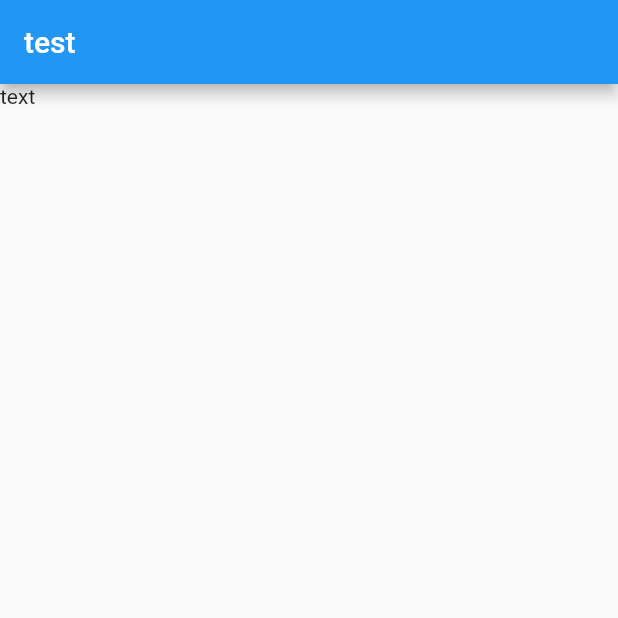
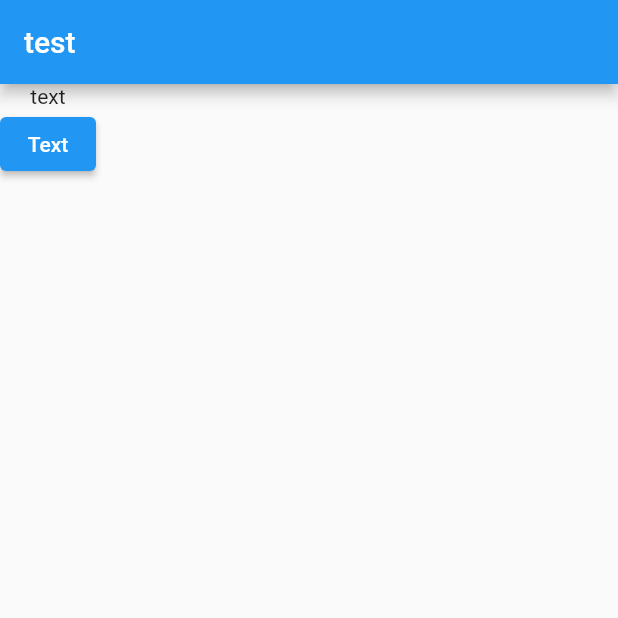
Before and after one commit to priangshu-dey/football-zone, a Flutter app: the screen it shows after launch, on a phone screen of 412 x 824 dp, the top half of it. Run offline on Flutter 3.47's test engine with Material 2 defaults, Android fonts, the light colour scheme and no system bars.

Commit message:
Update calendar.dart

```diff
--- a/lib/calendar.dart
+++ b/lib/calendar.dart
@@ -1,7 +1,17 @@
+
+
+
+
 import 'package:flutter/material.dart';
 
-class CalendarTest extends StatelessWidget {
+class CalendarTest extends StatefulWidget {
   const CalendarTest({Key? key}) : super(key: key);
+
+  @override
+  State<CalendarTest> createState() => _CalendarTestState();
+}
+
+class _CalendarTestState extends State<CalendarTest> {
 
   @override
   Widget build(BuildContext context) {
@@ -9,7 +19,20 @@ class CalendarTest extends StatelessWidget {
       appBar: AppBar(
         title: Text("test"),
       ),
-      body: Text("text"),
+      body: Column(
+        children: [
+          Text("text"),
+          ElevatedButton(onPressed: ()async{
+             final  DateTime?  Picked  = await showDatePicker(
+                context: context,
+                initialDate: DateTime.now(),
+                firstDate: DateTime(2022,1),
+                lastDate: DateTime(2022,2));
+          },
+              child: Text('Text')
+          ),
+      ]
+    )
     );
   }
-}
+ }
```
